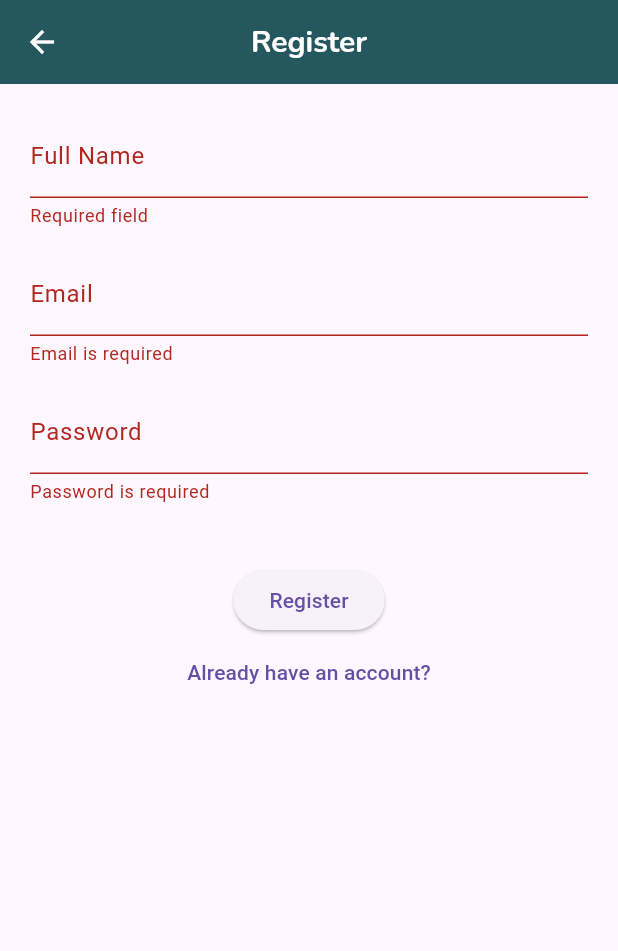
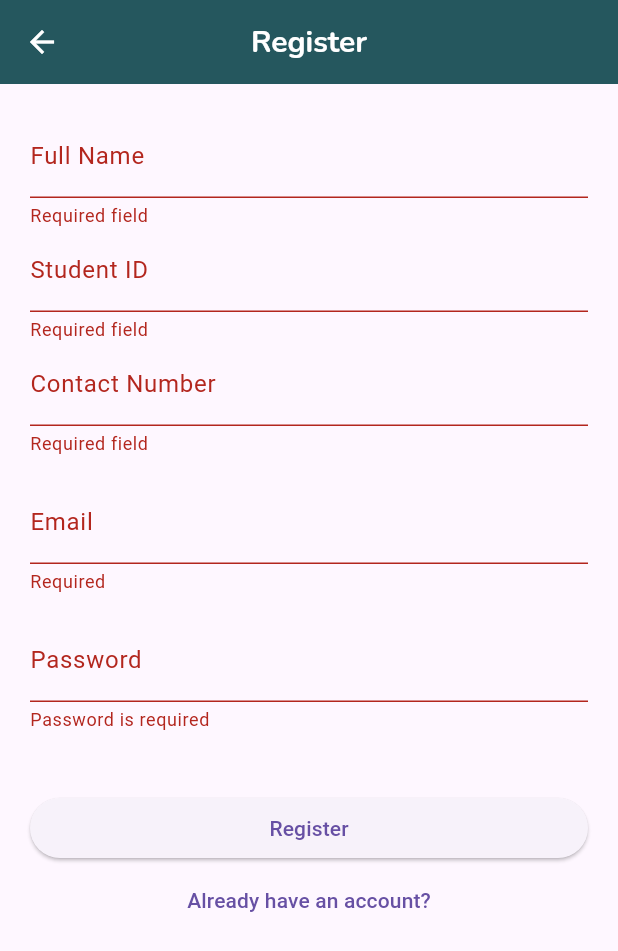
Before and after one commit to ArchipeSesanga/consultation_app, a Flutter app: the screen it shows after launch, after a tap on "Login", after a tap on "Create an account", after a tap on "Register", on a phone screen of 412 x 824 dp. Shown: the top 951 px of the screen. Run offline on Flutter 3.47's test engine with Material 3 defaults, Android fonts, the phone set to English and light mode, and no system bars; our stand-ins replace cloud_firestore, firebase_auth, firebase_core, google_fonts, image_picker, shared_preferences; accounts and stored records are empty.

Commit message:
fixed register

```diff
--- a/lib/auth/auth_page.dart
+++ b/lib/auth/auth_page.dart
@@ -24,6 +24,9 @@ class _AuthPageState extends State<AuthPage> {
   final _emailController = TextEditingController();
   final _passwordController = TextEditingController();
   final _nameController = TextEditingController();
+  final _studentIdController = TextEditingController();
+  final _contactController = TextEditingController();
+
   bool _isLoading = false;
   bool rememberMe = false;
 
@@ -82,6 +85,7 @@ class _AuthPageState extends State<AuthPage> {
           _emailController.text.trim(),
           _passwordController.text.trim(),
           _nameController.text.trim(),
+
         );
 
         Navigator.pushReplacementNamed(context, RouteManager.authPage);
@@ -103,14 +107,25 @@ class _AuthPageState extends State<AuthPage> {
         padding: const EdgeInsets.all(20.0),
         child: Form(
           key: _formKey,
-          child: Column(
+          child: ListView(
             children: [
-              if (!widget.isLogin)
+              if (!widget.isLogin) ...[
                 TextFormField(
                   controller: _nameController,
                   decoration: const InputDecoration(labelText: 'Full Name'),
                   validator: (value) => value!.isEmpty ? 'Required field' : null,
                 ),
+                TextFormField(
+                  controller: _studentIdController,
+                  decoration: const InputDecoration(labelText: 'Student ID'),
+                  validator: (value) => value!.isEmpty ? 'Required field' : null,
+                ),
+                TextFormField(
+                  controller: _contactController,
+                  decoration: const InputDecoration(labelText: 'Contact Number'),
+                  validator: (value) => value!.isEmpty ? 'Required field' : null,
+                ),
+              ],
               const SizedBox(height: 16),
               EmailFormField(controller: _emailController),
               const SizedBox(height: 16),
--- a/lib/auth/email_formfield.dart
+++ b/lib/auth/email_formfield.dart
@@ -17,10 +17,10 @@ class EmailFormField extends StatelessWidget {
 
       ),
       validator: (value) {
-        if (value == null || value.isEmpty) return 'Email is required';
-
-        return null;
-      },
+                    if (value == null || value.isEmpty) return 'Required';
+                    if (!value.contains('@')) return 'Invalid email';
+                    return null;
+                  },
     );
   }
 }
```
